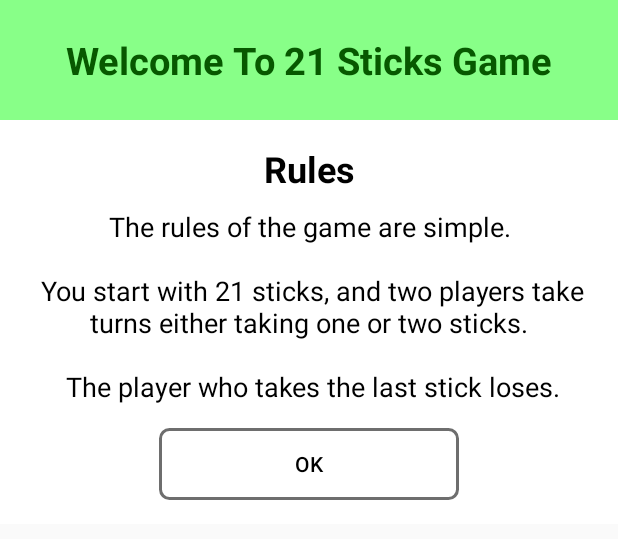
After one commit to TanveshT/TwentyOneSticks, an Android app: the layout rules_dialog.xml on its own in the app's theme, with its tools: preview values and no code run, on a phone screen of 412 x 824 dp. The commit adds this screen. Shown: the top 539 px of the screen. Run offline under Robolectric (Android 15) with nearby library versions, the phone set to English and light mode, and no system bars.

Commit message:
Main Dialog Box Added. Just the "Adding of sticks" bug needs to be Fixed

```diff
--- a/app/src/main/java/com/codebreakers/tictactoe/MainActivity.java
+++ b/app/src/main/java/com/codebreakers/tictactoe/MainActivity.java
@@ -98,6 +98,8 @@ public class MainActivity extends AppCompatActivity {
         setContentView(R.layout.activity_main);
         getSupportActionBar().hide();
 
+
+
         for(int i = 0; i<21; i++) {
             main_String.add("| ");
         }
@@ -124,6 +126,24 @@ public class MainActivity extends AppCompatActivity {
         displayCounterMessage.setVisibility(View.INVISIBLE);
         btn_Remove.setVisibility(View.INVISIBLE);
         inputRadioGroup.setVisibility(View.INVISIBLE);
+
+        ViewGroup viewGroup = findViewById(android.R.id.content);
+        View dialogView = LayoutInflater.from(MainActivity.this).inflate(R.layout.rules_dialog, viewGroup, false);
+        AlertDialog.Builder builder = new AlertDialog.Builder(MainActivity.this);
+        builder.setView(dialogView);
+        final AlertDialog alertDialog;
+        alertDialog  = builder.create();
+        alertDialog.setCancelable(false);
+        alertDialog.show();
+
+        Button button = dialogView.findViewById(R.id.buttonOkOnMainDialog);
+
+        button.setOnClickListener(new View.OnClickListener() {
+            @Override
+            public void onClick(View view) {
+                alertDialog.dismiss();
+            }
+        });
 
         btn_Start.setOnClickListener(new View.OnClickListener() {
             @Override
--- a/app/src/main/java/com/codebreakers/tictactoe/My_Dialog_Class.java
+++ /dev/null
@@ -1,27 +0,0 @@
-package com.codebreakers.tictactoe;
-
-import android.os.Bundle;
-import android.support.v7.app.AppCompatActivity;
-import android.view.View;
-import android.widget.Button;
-import android.widget.Toast;
-
-public class My_Dialog_Class extends AppCompatActivity {
-
-    Button btnOK;
-
-    @Override
-    protected void onCreate(Bundle savedInstanceState) {
-        super.onCreate(savedInstanceState);
-        btnOK = findViewById(R.id.buttonOk);
-
-        btnOK.setOnClickListener(new View.OnClickListener() {
-            @Override
-            public void onClick(View view) {
-                Toast.makeText(My_Dialog_Class.this,"Hello",Toast.LENGTH_LONG).show();
-            }
-        });
-
-
-    }
-}
--- /dev/null
+++ b/app/src/main/res/drawable/button_background_grey.xml
@@ -0,0 +1,14 @@
+<?xml version="1.0" encoding="utf-8"?>
+<selector xmlns:android="http://schemas.android.com/apk/res/android">
+
+    <item>
+        <shape>
+            <stroke android:width="2dp" android:color="#6e6e6e" />
+
+            <solid android:color="@android:color/transparent" />
+
+            <corners android:bottomLeftRadius="6dp" android:bottomRightRadius="6dp" android:topLeftRadius="6dp" android:topRightRadius="6dp" />
+        </shape>
+    </item>
+
+</selector>
--- /dev/null
+++ b/app/src/main/res/layout/rules_dialog.xml
@@ -0,0 +1,62 @@
+<?xml version="1.0" encoding="utf-8"?>
+<LinearLayout xmlns:android="http://schemas.android.com/apk/res/android"
+    android:layout_width="match_parent"
+    android:layout_height="match_parent"
+    xmlns:tools="http://schemas.android.com/tools"
+    android:orientation="vertical">
+
+
+    <RelativeLayout
+        android:layout_width="match_parent"
+        android:layout_height="80dp"
+        android:background="#88ff88">
+
+        <TextView
+            android:layout_width="wrap_content"
+            android:layout_height="wrap_content"
+            android:layout_centerInParent="true"
+            android:text="Welcome To 21 Sticks Game"
+            android:textColor="#075800"
+            android:textStyle="bold"
+            android:textSize="25dp"/>
+
+    </RelativeLayout>
+
+    <LinearLayout
+        android:layout_width="match_parent"
+        android:layout_height="wrap_content"
+        android:orientation="vertical"
+        android:background="#ffffff"
+        android:padding="16dp">
+
+        <TextView
+            android:layout_width="match_parent"
+            android:layout_height="wrap_content"
+            android:text="Rules"
+            android:textAlignment="center"
+            android:textStyle="bold"
+            android:textColor="#000000"
+            android:textAppearance="@style/TextAppearance.AppCompat.Headline" />
+
+        <TextView
+            android:layout_width="match_parent"
+            android:layout_height="wrap_content"
+            android:layout_marginTop="10dp"
+            android:text="The rules of the game are simple.\n\n You start with 21 sticks, and two players take turns either taking one or two sticks.\n\n The player who takes the last stick loses."
+            android:textAlignment="center"
+            android:textColor="#000000"
+            android:textAppearance="@style/TextAppearance.AppCompat.Medium" />
+
+        <Button
+            android:id="@+id/buttonOkOnMainDialog"
+            android:layout_width="200dp"
+            android:layout_height="wrap_content"
+            android:layout_gravity="center"
+            android:layout_marginTop="15dp"
+            android:background="@drawable/button_background_grey"
+            android:text="Ok"
+            android:textColor="#000000" />
+
+    </LinearLayout>
+
+</LinearLayout>
```
